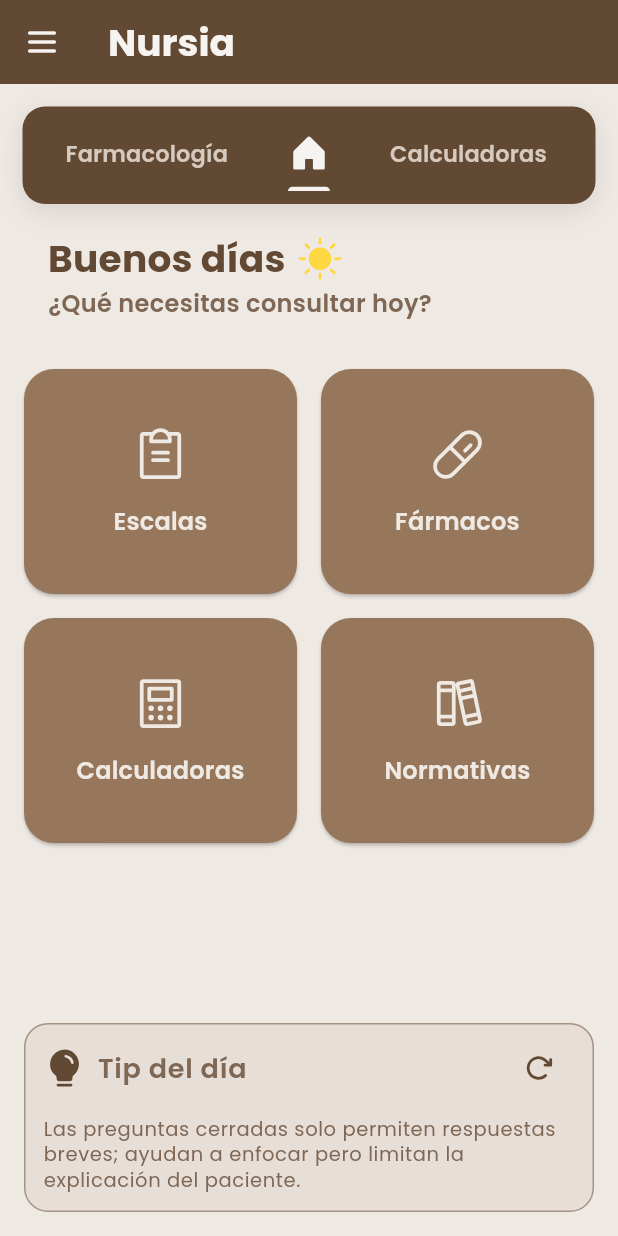
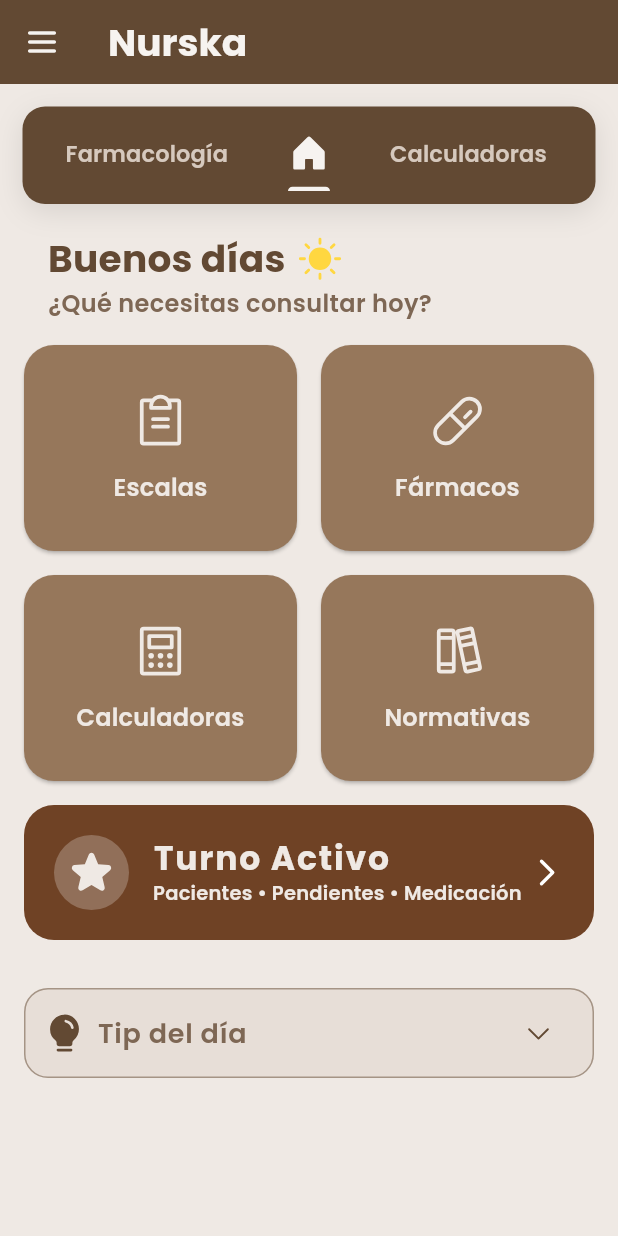
Before and after one commit to farkasokovo/nursia_app, a Flutter app: the screen it shows after launch, on a phone screen of 412 x 824 dp. Run offline on Flutter 3.47's test engine with Material 3 defaults, Android fonts, the phone set to English and light mode, and no system bars; our stand-ins replace phosphor_flutter, sqflite; accounts and stored records are empty.

Commit message:
Adición exitosa de botón de TURNO ACTIVO y pantalla con tabbar de Pacientes, Pendientes y Medicamentos

```diff
--- a/lib/screens/home_dashboard.dart
+++ b/lib/screens/home_dashboard.dart
@@ -2,6 +2,7 @@ import 'package:flutter/material.dart';
 import 'package:phosphor_flutter/phosphor_flutter.dart';
 import '../widgets/home_nav_button.dart';
 import '../utils/tips_helper.dart';
+import '../turno_activo/turno_activo_screen.dart';
 
 class HomeDashboard extends StatelessWidget {
   const HomeDashboard({super.key});
@@ -59,6 +60,55 @@ class HomeDashboard extends StatelessWidget {
     final colorScheme = theme.colorScheme;
     final textTheme = theme.textTheme;
 
+    // --- LÓGICA DINÁMICA DE BOTONES ---
+    final screenWidth = MediaQuery.of(context).size.width;
+    final screenHeight = MediaQuery.of(context).size.height;
+
+    // 1. Definimos los botones en una lista para manejarlos más fácil
+    final botones = [
+      const HomeNavButton(
+        title: "Escalas",
+        tabIndex: 0,
+        icon: PhosphorIconsRegular.clipboardText,
+      ),
+      const HomeNavButton(
+        title: "Fármacos",
+        tabIndex: 1,
+        icon: PhosphorIconsRegular.pill,
+      ),
+      const HomeNavButton(
+        title: "Calculadoras",
+        tabIndex: 3,
+        icon: PhosphorIconsRegular.calculator,
+      ),
+      const HomeNavButton(
+        title: "Normativas",
+        tabIndex: 4,
+        icon: PhosphorIconsRegular.books,
+      ),
+    ];
+
+    // 2. Calculamos el espacio disponible para los botones
+    // Restamos padding superior (98), saludo (~60), espaciado (32) y el bloque inferior del Tip (~180)
+    const double espacioFijoCaballete = 380;
+    final double espacioDisponible = screenHeight - espacioFijoCaballete;
+
+    // 3. Calculamos medidas para 3 filas (ya que son 5 botones)
+    const double spacing = 16.0;
+    final double anchoBoton =
+        (screenWidth - 48) /
+        2; // Pantalla - padding lateral (32) - espacio medio (16)
+
+    // Queremos que quepan 3 filas exactamente
+    final double altoTotalParaBotones = espacioDisponible - (2 * spacing);
+    final double altoBotonIdeal = altoTotalParaBotones / 3;
+
+    // 4. El ratio mágico
+    double ratioDinamico = anchoBoton / altoBotonIdeal;
+
+    // Si el ratio es demasiado bajo, ponemos un tope para que no se vean raros
+    if (ratioDinamico < 1.2) ratioDinamico = 1.3;
+
     return LayoutBuilder(
       builder: (context, constraints) {
         return SingleChildScrollView(
@@ -74,7 +124,8 @@ class HomeDashboard extends StatelessWidget {
                     114, // Restamos el padding superior/inferior
               ),
               child: Column(
-                mainAxisAlignment: MainAxisAlignment.spaceBetween,
+                mainAxisAlignment: MainAxisAlignment
+                    .start, // Cambiamos a start para controlar el flujo
                 children: [
                   // BLOQUE SUPERIOR (Saludo + Botones)
                   Column(
@@ -105,48 +156,26 @@ class HomeDashboard extends StatelessWidget {
                           ],
                         ),
                       ),
-                      const SizedBox(height: 32),
+                      const SizedBox(height: 16),
 
-                      // Botones
-                      Row(
-                        children: const [
-                          Expanded(
-                            child: HomeNavButton(
-                              title: "Escalas",
-                              tabIndex: 0,
-                              icon: PhosphorIconsRegular.clipboardText,
+                      // Grid de Botones Dinámico
+                      GridView.builder(
+                        shrinkWrap: true,
+                        physics: const NeverScrollableScrollPhysics(),
+                        itemCount: 4, // Solo los primeros 4 botones (2 filas)
+                        gridDelegate: SliverGridDelegateWithFixedCrossAxisCount(
+                          crossAxisCount: 2,
+                          mainAxisSpacing: spacing,
+                          crossAxisSpacing: spacing,
+                          childAspectRatio: ratioDinamico,
                         ),
+                        itemBuilder: (context, index) {
+                          return botones[index];
+                        },
                       ),
-                          SizedBox(width: 16),
-                          Expanded(
-                            child: HomeNavButton(
-                              title: "Fármacos",
-                              tabIndex: 1,
-                              icon: PhosphorIconsRegular.pill,
-                            ),
-                          ),
-                        ],
-                      ),
+                      // Botón de Turno Activo (lo sacamos del grid para que sea ancho completo)
                       const SizedBox(height: 16),
-                      Row(
-                        children: const [
-                          Expanded(
-                            child: HomeNavButton(
-                              title: "Calculadoras",
-                              tabIndex: 3,
-                              icon: PhosphorIconsRegular.calculator,
-                            ),
-                          ),
-                          SizedBox(width: 16),
-                          Expanded(
-                            child: HomeNavButton(
-                              title: "Normativas",
-                              tabIndex: 4,
-                              icon: PhosphorIconsRegular.books,
-                            ),
-                          ),
-                        ],
-                      ),
+                      const BotonTurnoActivo(),
                     ],
                   ),
 
@@ -166,6 +195,99 @@ class HomeDashboard extends StatelessWidget {
   }
 }
 
+// ================== WIDGET TURNO ACTIVO ==================
+class BotonTurnoActivo extends StatelessWidget {
+  const BotonTurnoActivo({super.key});
+
+  @override
+  Widget build(BuildContext context) {
+    const Color cobreOscuro = Color(0xFF6F4225); // SaddleBrown
+    const Color oroCobrizo = Color(0xFF904714); // Bronze/Copper Gold
+    final theme = Theme.of(context);
+    final colorScheme = theme.colorScheme;
+    final textTheme = theme.textTheme;
+    return GestureDetector(
+      onTap: () {
+        Navigator.push(
+          context,
+          PageRouteBuilder(
+            pageBuilder: (context, animation, secondaryAnimation) =>
+                const TurnoActivoScreen(),
+            transitionsBuilder: (context, animation, secondaryAnimation, child) {
+              // Configuramos una curva suave (Curves.easeOut es muy 'cremita')
+              var curve = Curves.easeOutCubic;
+              var curvedAnimation = CurvedAnimation(
+                parent: animation,
+                curve: curve,
+              );
+
+              return FadeTransition(
+                opacity: curvedAnimation,
+                child: ScaleTransition(
+                  scale: Tween<double>(
+                    begin: 2.0,
+                    end: 1.0,
+                  ).animate(curvedAnimation),
+                  child: child,
+                ),
+              );
+            },
+            transitionDuration: const Duration(
+              milliseconds: 400,
+            ), // Duración ideal
+          ),
+        );
+      },
+      child: Container(
+        width: double.infinity,
+        padding: const EdgeInsets.all(20),
+        decoration: BoxDecoration(
+          color: cobreOscuro,
+          borderRadius: BorderRadius.circular(20),
+        ),
+        child: Row(
+          children: [
+            CircleAvatar(
+              backgroundColor: Colors.white24,
+              radius: 25,
+              child: Icon(
+                PhosphorIconsFill.star,
+                color: colorScheme.onPrimary,
+                size: 30,
+              ),
+            ),
+            const SizedBox(width: 16),
+            Expanded(
+              child: Column(
+                crossAxisAlignment: CrossAxisAlignment.start,
+                children: [
+                  Text(
+                    "Turno Activo",
+                    style: Theme.of(context).textTheme.titleLarge?.copyWith(
+                      color: colorScheme.onPrimary,
+                      fontWeight: FontWeight.bold,
+                      letterSpacing: 1.2,
+                    ),
+                  ),
+                  Text(
+                    "Pacientes • Pendientes • Medicación",
+                    style: textTheme.titleMedium?.copyWith(
+                      fontSize: 13,
+                      fontWeight: FontWeight.w600,
+                      color: colorScheme.onPrimary,
+                    ),
+                  ),
+                ],
+              ),
+            ),
+            const Icon(PhosphorIconsBold.caretRight, color: Colors.white),
+          ],
+        ),
+      ),
+    );
+  }
+}
+
 // ================== WIDGET TIP DEL DÍA ==================
 class TipDelDia extends StatefulWidget {
   const TipDelDia({super.key});
@@ -176,6 +298,7 @@ class TipDelDia extends StatefulWidget {
 
 class _TipDelDiaState extends State<TipDelDia> {
   String _tipExhibido = "Cargando tip...";
+  bool _isExpanded = false;
 
   @override
   void initState() {
@@ -209,9 +332,13 @@ class _TipDelDiaState extends State<TipDelDia> {
     final colorScheme = theme.colorScheme;
     final textTheme = theme.textTheme;
 
-    return Container(
+    return AnimatedSize(
+      duration: const Duration(milliseconds: 300),
+      curve: Curves.easeInOut,
+      child: Container(
         width: double.infinity,
-      padding: const EdgeInsets.fromLTRB(12, 5, 12, 12),
+        // Reducimos el padding inferior cuando está colapsado
+        padding: EdgeInsets.fromLTRB(12, 5, 12, _isExpanded ? 12 : 5),
         decoration: BoxDecoration(
           color: colorScheme.secondaryContainer.withValues(alpha: 0.5),
           borderRadius: BorderRadius.circular(16),
@@ -221,8 +348,13 @@ class _TipDelDiaState extends State<TipDelDia> {
         ),
         child: Column(
           crossAxisAlignment: CrossAxisAlignment.start,
+          mainAxisSize: MainAxisSize.min,
           children: [
-          Row(
+            // Hacemos que toda la cabecera sea clickable para expandir/colapsar
+            InkWell(
+              onTap: () => setState(() => _isExpanded = !_isExpanded),
+              borderRadius: BorderRadius.circular(12),
+              child: Row(
                 children: [
                   Icon(
                     PhosphorIconsFill.lightbulb,
@@ -236,16 +368,15 @@ class _TipDelDiaState extends State<TipDelDia> {
                   ),
                   const Spacer(),
                   Tooltip(
-                message: "Siguiente tip",
-                decoration: BoxDecoration(
-                  color: colorScheme.primary,
-                  borderRadius: BorderRadius.circular(10),
-                ),
+                    message: _isExpanded ? "Siguiente tip" : "Ver tip",
                     child: IconButton(
-                  onPressed:
-                      _forzarNuevoTip, // Llamamos a la función de cambio manual
+                      onPressed: _isExpanded
+                          ? _forzarNuevoTip
+                          : () => setState(() => _isExpanded = true),
                       icon: Icon(
-                    PhosphorIconsBold.arrowClockwise,
+                        _isExpanded
+                            ? PhosphorIconsBold.arrowClockwise
+                            : PhosphorIconsRegular.caretDown,
                         size: 20,
                         color: colorScheme.primaryContainer,
                       ),
@@ -253,12 +384,17 @@ class _TipDelDiaState extends State<TipDelDia> {
                   ),
                 ],
               ),
+            ),
+            // Solo mostramos el contenido si está expandido
+            if (_isExpanded) ...[
               const SizedBox(height: 8),
               Text(
                 _tipExhibido,
                 style: textTheme.bodySmall?.copyWith(fontSize: 13),
               ),
             ],
+          ],
+        ),
       ),
     );
   }
--- a/lib/screens/home_screen.dart
+++ b/lib/screens/home_screen.dart
@@ -60,7 +60,7 @@ class HomeScreen extends StatelessWidget {
   ) {
     return AppBar(
       title: Text(
-        'Nursia',
+        'Nurska',
         style: textTheme.titleLarge?.copyWith(
           fontSize: 25,
           color: colorScheme.onPrimaryContainer,
```
Also changed, not shown: lib/turno_activo/turno_activo_screen.dart (added, +130 -0 lines). Lines whose indentation alone changed are shown as unchanged.
